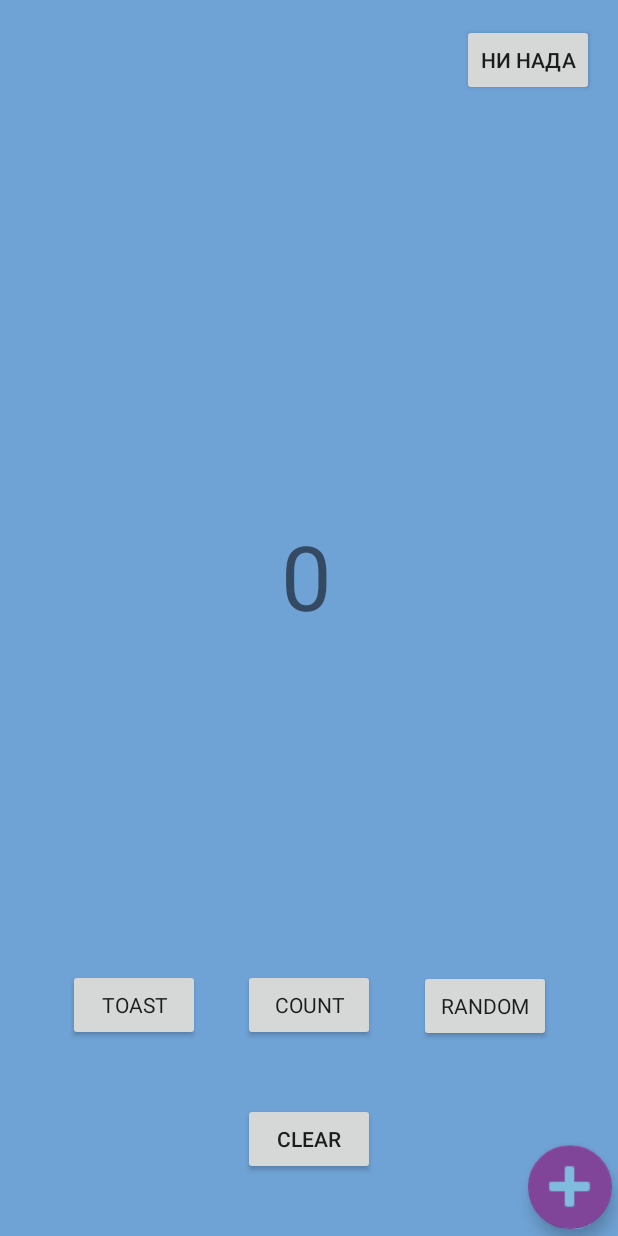
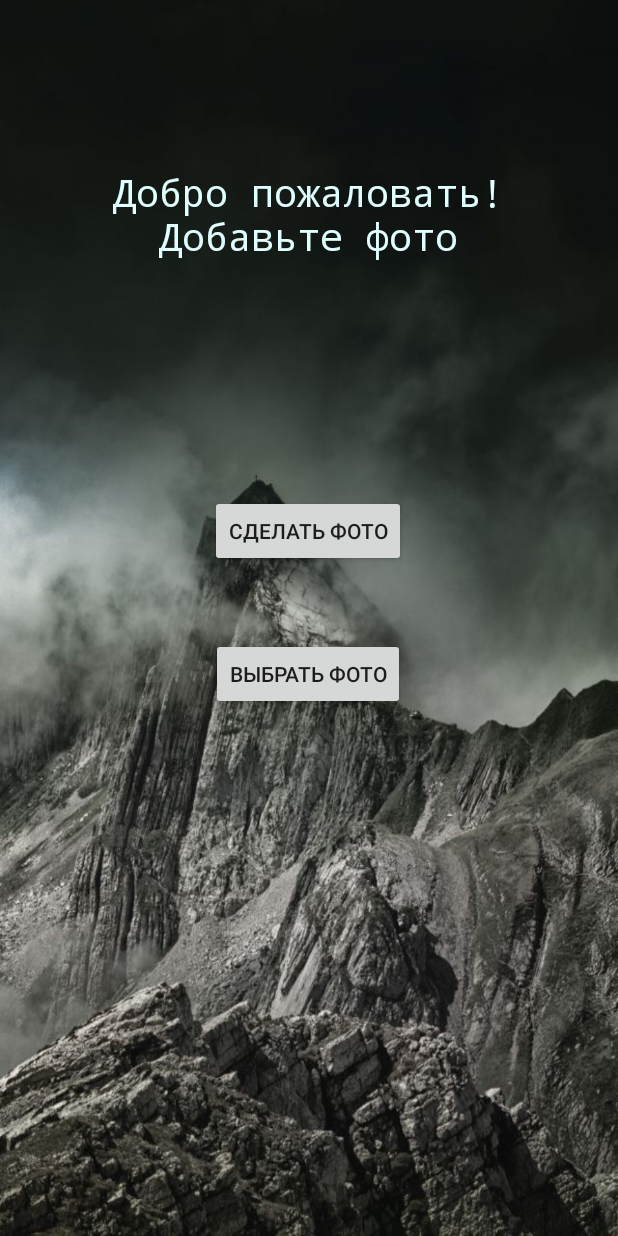
Before and after one commit to Bond228/OurFirstProject, an Android app: the screen it shows after launch (MainActivity), on a phone screen of 412 x 824 dp. Run offline under Robolectric (Android 15) with nearby library versions, the phone set to English and light mode, and no system bars.

Commit message:
Я это сделаааааал

```diff
--- a/Project2/app/src/main/res/layout/activity_main.xml
+++ b/Project2/app/src/main/res/layout/activity_main.xml
@@ -1,122 +1,57 @@
-<?xml version="1.0" encoding="utf-8"?>
-<androidx.constraintlayout.widget.ConstraintLayout xmlns:android="http://schemas.android.com/apk/res/android"
+<?xml version="1.0" encoding="UTF-8"?>
+
+    <androidx.constraintlayout.widget.ConstraintLayout
+    tools:context=".MainActivity"
+    android:background="@drawable/backround"
+    android:layout_height="match_parent"
+    android:layout_width="match_parent"
+    xmlns:tools="http://schemas.android.com/tools"
     xmlns:app="http://schemas.android.com/apk/res-auto"
-    xmlns:tools="http://schemas.android.com/tools"
-    android:layout_width="match_parent"
-    android:layout_height="match_parent"
-    android:background="@color/screenBackround"
-    tools:context=".MainActivity">
-
-    <androidx.constraintlayout.widget.Group
-        android:id="@+id/group"
-        android:layout_width="wrap_content"
-        android:layout_height="wrap_content" />
-
-    <com.google.android.material.floatingactionbutton.FloatingActionButton
-        android:onClick="toastMe"
-        android:id="@+id/myButton"
-        android:layout_width="wrap_content"
-        android:layout_height="wrap_content"
-        android:layout_marginTop="24dp"
-        android:layout_marginEnd="4dp"
-        android:layout_marginBottom="4dp"
-        android:clickable="true"
-        android:focusable="true"
-        android:tint="#80BCDD"
-        app:backgroundTint="#804599"
-        app:layout_constraintBottom_toBottomOf="parent"
-        app:layout_constraintEnd_toEndOf="parent"
-        app:layout_constraintHorizontal_bias="1.0"
-        app:layout_constraintStart_toStartOf="parent"
-        app:layout_constraintTop_toBottomOf="@+id/random_button"
-        app:layout_constraintVertical_bias="0.984"
-        app:maxImageSize="50dp"
-        app:srcCompat="@android:drawable/ic_input_add" />
+    xmlns:android="http://schemas.android.com/apk/res/android">
 
     <TextView
-        android:id="@+id/textView2"
-        android:layout_width="wrap_content"
-        android:layout_height="wrap_content"
-        android:fontFamily="sans-serif"
-        android:text="@string/hello_world_text"
-        android:textSize="60sp"
+        android:layout_height="105dp"
+        android:layout_width="288dp"
+        app:layout_constraintVertical_bias="0.154"
+        app:layout_constraintTop_toTopOf="parent"
+        app:layout_constraintStart_toStartOf="parent"
+        app:layout_constraintHorizontal_bias="0.495"
+        app:layout_constraintEnd_toEndOf="parent"
         app:layout_constraintBottom_toBottomOf="parent"
-        app:layout_constraintEnd_toEndOf="parent"
-        app:layout_constraintHorizontal_bias="0.496"
-        app:layout_constraintStart_toStartOf="parent"
-        app:layout_constraintTop_toTopOf="parent"
-        app:layout_constraintVertical_bias="0.462" />
+        android:typeface="normal"
+        android:textSize="25sp"
+        android:textColor="@color/white"
+        android:textAllCaps="false"
+        android:textAlignment="center"
+        android:text="@string/click_next"
+        android:fontFamily="monospace"
+        android:id="@+id/textView"/>
 
     <Button
-        android:onClick="toastMe"
-        android:id="@+id/toast_button"
+        android:layout_height="wrap_content"
         android:layout_width="wrap_content"
-        android:layout_height="wrap_content"
-        android:layout_marginStart="16dp"
-        android:layout_marginTop="91dp"
-        android:fontFamily="sans-serif"
-        android:text="@string/toast_text"
+        app:layout_constraintVertical_bias="0.198"
+        app:layout_constraintTop_toTopOf="parent"
+        app:layout_constraintStart_toStartOf="parent"
+        app:layout_constraintHorizontal_bias="0.498"
+        app:layout_constraintEnd_toEndOf="parent"
         app:layout_constraintBottom_toBottomOf="parent"
-        app:layout_constraintEnd_toStartOf="@+id/count_button"
-        app:layout_constraintStart_toStartOf="parent"
-        app:layout_constraintTop_toBottomOf="@+id/textView2" />
+        android:text="@string/make_photo_text"
+        android:id="@+id/fromCameraButton"
+        android:onClick="newActivityCamera"
+        android:layout_marginTop="220dp"/>
 
     <Button
-        android:onClick="countMe"
-        android:id="@+id/count_button"
+        android:layout_height="wrap_content"
         android:layout_width="wrap_content"
-        android:layout_height="wrap_content"
-        android:layout_marginTop="92dp"
-        android:fontFamily="sans-serif"
-        android:text="@string/count_text"
+        app:layout_constraintVertical_bias="0.119"
+        app:layout_constraintStart_toStartOf="parent"
+        app:layout_constraintHorizontal_bias="0.498"
+        app:layout_constraintEnd_toEndOf="parent"
         app:layout_constraintBottom_toBottomOf="parent"
-        app:layout_constraintEnd_toEndOf="parent"
-        app:layout_constraintStart_toStartOf="parent"
-        app:layout_constraintTop_toBottomOf="@+id/textView2" />
-
-    <Button
-        android:onClick="randMe"
-        android:id="@+id/random_button"
-        android:layout_width="wrap_content"
-        android:layout_height="wrap_content"
-        android:layout_marginTop="93dp"
-        android:layout_marginEnd="16dp"
-        android:fontFamily="sans-serif"
-        android:text="@string/random_text"
-        app:layout_constraintBottom_toBottomOf="parent"
-        app:layout_constraintEnd_toEndOf="parent"
-        app:layout_constraintStart_toEndOf="@+id/count_button"
-        app:layout_constraintTop_toBottomOf="@+id/textView2" />
-
-    <TextView
-        android:id="@+id/textView"
-        android:layout_width="wrap_content"
-        android:layout_height="wrap_content"
-        app:layout_constraintBottom_toTopOf="@+id/count_button"
-        app:layout_constraintEnd_toEndOf="parent"
-        app:layout_constraintStart_toStartOf="parent"
-        app:layout_constraintTop_toBottomOf="@+id/textView2" />
-
-    <Button
-        android:onClick="clearMe"
-        android:id="@+id/clearButton"
-        android:layout_width="wrap_content"
-        android:layout_height="wrap_content"
-        android:text="@string/clear_text"
-        app:layout_constraintBottom_toBottomOf="parent"
-        app:layout_constraintEnd_toEndOf="parent"
-        app:layout_constraintStart_toStartOf="parent"
-        app:layout_constraintTop_toBottomOf="@+id/count_button" />
-
-    <Button
-        android:onClick="newActivity"
-        android:id="@+id/secondButton"
-        android:layout_width="wrap_content"
-        android:layout_height="wrap_content"
-        android:layout_marginTop="16dp"
-        android:layout_marginEnd="16dp"
-        android:text="@string/nonono"
-        app:layout_constraintEnd_toEndOf="parent"
-        app:layout_constraintTop_toTopOf="parent" />
+        android:text="@string/add_photo_text"
+        android:id="@+id/fromGaleryButton"
+        android:onClick="newActivityGalery"
+        app:layout_constraintTop_toBottomOf="@+id/fromCameraButton"/>
 
 </androidx.constraintlayout.widget.ConstraintLayout>
--- a/Project2/app/src/main/res/values/colors.xml
+++ b/Project2/app/src/main/res/values/colors.xml
@@ -4,4 +4,5 @@
     <color name="colorPrimaryDark">#00574B</color>
     <color name="colorAccent">#D81B60</color>
     <color name="screenBackround">#6FA2D5</color>
+    <color name="white">#E0FFFF</color>
 </resources>
--- a/Project2/app/src/main/res/values/strings.xml
+++ b/Project2/app/src/main/res/values/strings.xml
@@ -12,4 +12,7 @@
     <string name="secondButton">Ну давай</string>
     <string name="nonono">Ни нада</string>
     <string name="randomSecond_text">R</string>
+    <string name="click_next">Добро пожаловать! Добавьте фото</string>
+    <string name="make_photo_text">Сделать фото</string>
+    <string name="add_photo_text">Выбрать фото</string>
 </resources>
```
Also changed, not shown: Project2/app/src/main/AndroidManifest.xml (+9 -2 lines), Project2/app/src/main/java/com/example/project2/MainActivity.kt (+36 -27 lines), Project2/app/src/main/java/com/example/project2/SecondActivity.kt (+42 -11 lines), Project2/app/src/main/res/layout/activity_second.xml (+28 -27 lines), Project2/app/src/main/res/drawable/backround.jpg (added).
